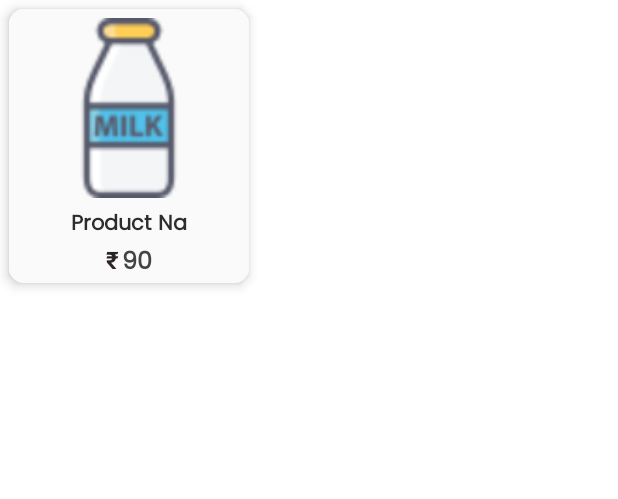
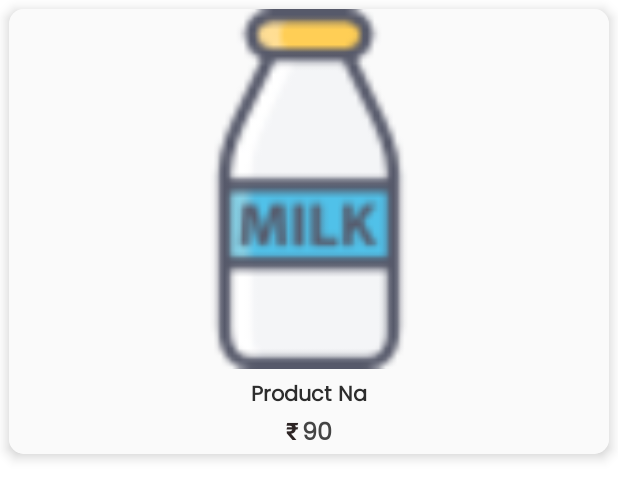
Before and after one commit to Anjalisinggh/kaizenArts, an Android app: the layout popular_items.xml on its own in the app's theme, with its tools: preview values and no code run, on a phone screen of 412 x 824 dp. Shown: the top 499 px of the screen. Run offline under Robolectric (Android 15) with nearby library versions, the light colour scheme and no system bars.

Commit message:
fit center

```diff
--- a/app/src/main/java/com/example/kaizenarts/fragments/HomeFragment.java
+++ b/app/src/main/java/com/example/kaizenarts/fragments/HomeFragment.java
@@ -162,8 +162,9 @@ public class HomeFragment extends Fragment {
     }
 
     private void setupPopularProductsRecyclerView() {
-        LinearLayoutManager layoutManager = new LinearLayoutManager(getActivity(), LinearLayoutManager.HORIZONTAL, false);
+        GridLayoutManager layoutManager = new GridLayoutManager(getActivity(), 2, GridLayoutManager.VERTICAL, false);
         popularRecycleview.setLayoutManager(layoutManager);
+
 
         popularProductsmodelList = new ArrayList<>();
         popularProductsAdapter = new PopularProductsAdapter(getContext(), popularProductsmodelList);
--- a/app/src/main/res/layout/popular_items.xml
+++ b/app/src/main/res/layout/popular_items.xml
@@ -2,7 +2,7 @@
 <androidx.cardview.widget.CardView xmlns:android="http://schemas.android.com/apk/res/android"
     xmlns:app="http://schemas.android.com/apk/res-auto"
     xmlns:tools="http://schemas.android.com/tools"
-    android:layout_width="160dp"
+    android:layout_width="match_parent"
     android:layout_height="wrap_content"
     android:layout_margin="6dp"
     android:padding="6dp"
@@ -19,14 +19,14 @@
 
         <ImageView
             android:id="@+id/all_img"
-            android:layout_width="120dp"
-            android:layout_height="120dp"
-            android:layout_marginTop="6dp"
+            android:layout_width="0dp"
+            android:layout_height="0dp"
+            app:layout_constraintTop_toTopOf="parent"
+            app:layout_constraintStart_toStartOf="parent"
+            app:layout_constraintEnd_toEndOf="parent"
+            app:layout_constraintDimensionRatio="H,5:3"
             android:scaleType="fitCenter"
-            android:src="@drawable/milk"
-            app:layout_constraintEnd_toEndOf="parent"
-            app:layout_constraintStart_toStartOf="parent"
-            app:layout_constraintTop_toTopOf="parent" />
+            android:src="@drawable/milk" />
 
         <TextView
             android:id="@+id/all_product_name"
```
